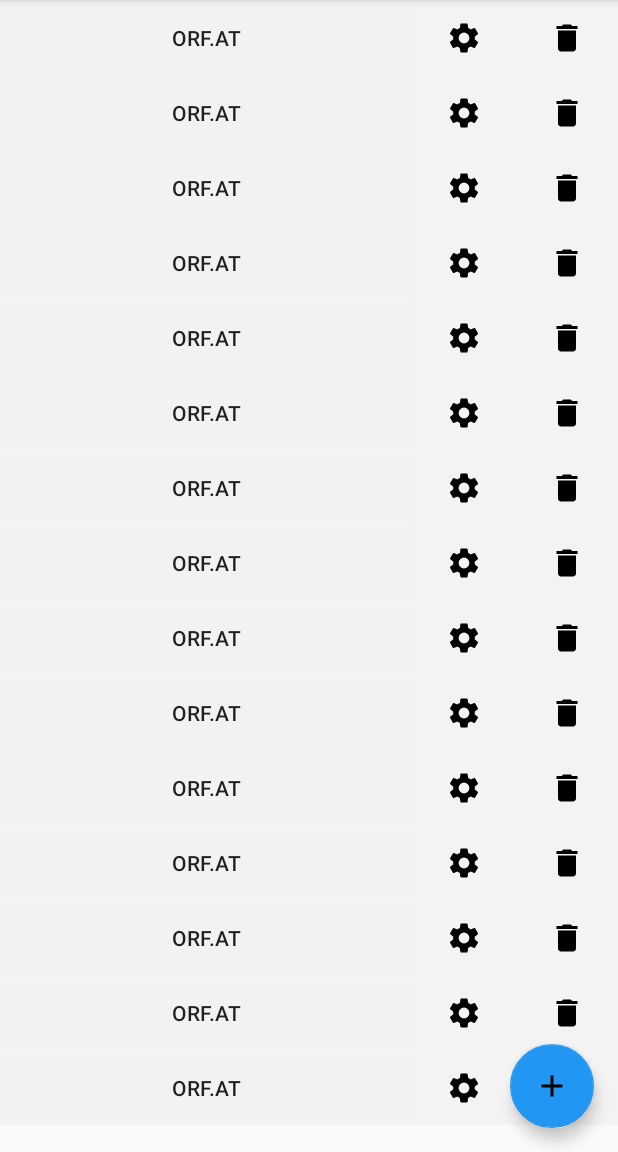
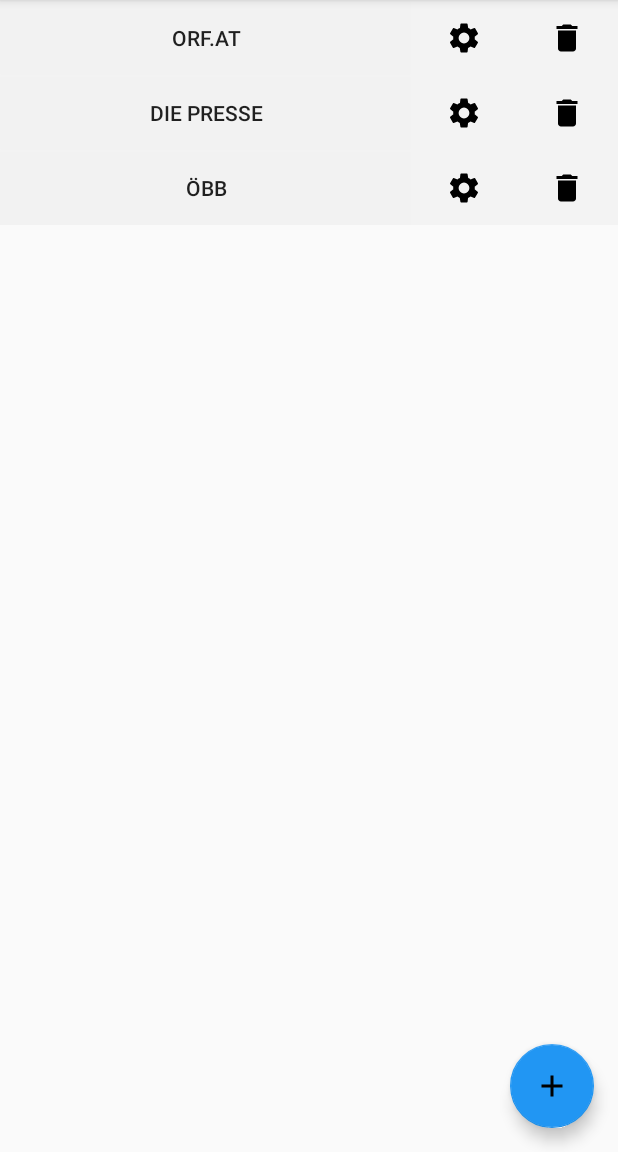
Before and after one commit to cylonid/NativeAlphaForAndroid, an Android app: the screen it shows after launch (MainActivity), on a phone screen of 412 x 824 dp, the part 84-1236 px from its top. Run offline under Robolectric (Android 15) with nearby library versions, the phone set to English and light mode, and no system bars.

Commit message:
Use WDM in Main

```diff
--- a/app/src/main/java/com/cylonid/nativefier/MainActivity.java
+++ b/app/src/main/java/com/cylonid/nativefier/MainActivity.java
@@ -1,7 +1,7 @@
 package com.cylonid.nativefier;
 
-import android.graphics.Color;
 import android.os.Bundle;
+import android.provider.ContactsContract;
 import android.view.Menu;
 import android.view.MenuItem;
 import android.view.View;
@@ -12,6 +12,7 @@ import android.widget.Toast;
 
 import androidx.appcompat.app.AppCompatActivity;
 import androidx.appcompat.widget.Toolbar;
+import androidx.core.content.res.ResourcesCompat;
 
 import com.google.android.material.floatingactionbutton.FloatingActionButton;
 import com.google.android.material.snackbar.Snackbar;
@@ -19,6 +20,11 @@ import com.google.android.material.snackbar.Snackbar;
 import static android.widget.LinearLayout.HORIZONTAL;
 
 public class MainActivity extends AppCompatActivity {
+
+//    Add dummy data
+    WebsiteData d1 = new WebsiteData("ORF.at", "orf.at");
+    WebsiteData d2 = new WebsiteData("Die Presse", "diepresse.com");
+    WebsiteData d3 = new WebsiteData("ÖBB", "oebb.at");
 
 
     @Override
@@ -39,8 +45,11 @@ public class MainActivity extends AppCompatActivity {
 
         LinearLayout mainScreen = (LinearLayout) findViewById(R.id.mainScreen);
 
-        for (int i = 0; i < 15; i++)
-            addRow(mainScreen);
+        WebsiteDataManager.getInstance().addWebsite(d1);
+        WebsiteDataManager.getInstance().addWebsite(d2);
+        WebsiteDataManager.getInstance().addWebsite(d3);
+        for (WebsiteData d : WebsiteDataManager.getInstance().getWebsites())
+            addRow(mainScreen, d);
 
     }
 
@@ -70,10 +79,12 @@ public class MainActivity extends AppCompatActivity {
             moveTaskToBack(true);
     }
 
-    private void addRow(LinearLayout mainScreen)
+    private void addRow(LinearLayout mainScreen, final WebsiteData data)
     {
         int row_height = (int)getResources().getDimension(R.dimen.line_height);
+        int transparent_color = ResourcesCompat.getColor(getResources(), R.color.transparent, null);
 
+//        Color transparent = Color.parseColor(((getResources().getColor(R.color.transparent))));
         LinearLayout ll_row = new LinearLayout(this);
         ll_row.setOrientation(HORIZONTAL);
         LinearLayout.LayoutParams layout_row = new LinearLayout.LayoutParams(LinearLayout.LayoutParams.MATCH_PARENT, row_height);
@@ -83,8 +94,8 @@ public class MainActivity extends AppCompatActivity {
 
         Button btn_title = new Button(this);
 //        btn_title.setId("btn_title");
-        btn_title.setBackgroundColor(Color.parseColor("#07000000"));
-        btn_title.setText("ORF.at");
+        btn_title.setBackgroundColor(transparent_color);
+        btn_title.setText(data.getName());
 //        btn_title.setCompoundDrawablesWithIntrinsicBounds(R.drawable.ic_add_black_24dp);
 //        btn_title.setGravity(Gravity.START | Gravity.CENTER);
         LinearLayout.LayoutParams layout_title = new LinearLayout.LayoutParams(LinearLayout.LayoutParams.MATCH_PARENT, row_height);
@@ -97,13 +108,13 @@ public class MainActivity extends AppCompatActivity {
         btn_title.setOnClickListener(new View.OnClickListener() {
             @Override
             public void onClick(View v) {
-                Toast.makeText(getApplicationContext(), "Titel angeklickt", Toast.LENGTH_LONG).show();
+                Toast.makeText(getApplicationContext(), "Titel angeklickt: "+ data.getName(), Toast.LENGTH_LONG).show();
 
             }
         });
 
         ImageButton btn_settings = new ImageButton(this);
-        btn_settings.setBackgroundColor(Color.parseColor("#07000000"));
+        btn_settings.setBackgroundColor(transparent_color);
         btn_settings.setImageResource(R.drawable.ic_settings_black_24dp);
         LinearLayout.LayoutParams layout_action_buttons = new LinearLayout.LayoutParams(0, row_height);
         layout_action_buttons.width = 0;
@@ -113,7 +124,7 @@ public class MainActivity extends AppCompatActivity {
         ll_row.addView(btn_settings);
 
         ImageButton btn_delete = new ImageButton(this);
-        btn_delete.setBackgroundColor(Color.parseColor("#07000000"));
+        btn_delete.setBackgroundColor(transparent_color);
         btn_delete.setImageResource(R.drawable.ic_delete_black_24dp);
         btn_delete.setLayoutParams(layout_action_buttons);
         ll_row.addView(btn_delete);
--- a/app/src/main/java/com/cylonid/nativefier/WebsiteDataManager.java
+++ b/app/src/main/java/com/cylonid/nativefier/WebsiteDataManager.java
@@ -1,18 +1,35 @@
 package com.cylonid.nativefier;
 
+import java.lang.reflect.Array;
 import java.util.ArrayList;
 
 public class WebsiteDataManager {
-    private
-        ArrayList<WebsiteData> websites;
-        int nextID = -1;
 
-    public
-        void addWebsite(WebsiteData new_site) {
+
+    private ArrayList<WebsiteData> websites;
+    private int nextID = -1;
+
+
+    private static final WebsiteDataManager instance = new WebsiteDataManager();
+
+    private WebsiteDataManager()
+    {
+        websites = new ArrayList<>();
+    }
+    public static WebsiteDataManager getInstance(){
+        return instance;
+    }
+
+
+    public void addWebsite(WebsiteData new_site) {
             websites.add(new_site);
     }
-        int getIncrementedID() {
-            nextID++;
-            return nextID;
-        }
+
+    public int getIncrementedID() {
+        nextID++;
+        return nextID;
+    }
+    public ArrayList<WebsiteData> getWebsites() {
+        return websites;
+    }
 }
--- a/app/src/main/res/values/colors.xml
+++ b/app/src/main/res/values/colors.xml
@@ -3,4 +3,5 @@
     <color name="colorPrimary">#FF2196F3</color>
     <color name="colorPrimaryDark">#3700B3</color>
     <color name="colorAccent">#2196F3</color>
+    <color name="transparent">#07000000</color>
 </resources>
```
Also changed, not shown: app/src/main/java/com/cylonid/nativefier/WebsiteData.java (+8 -10 lines).
